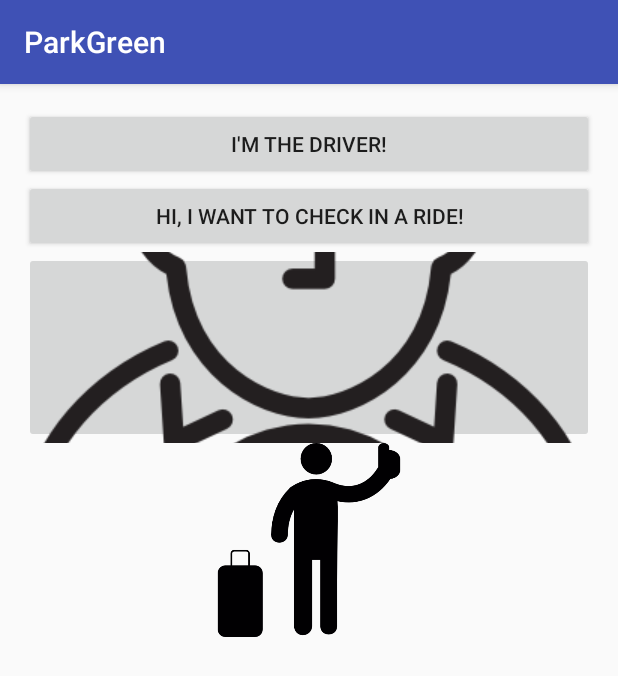
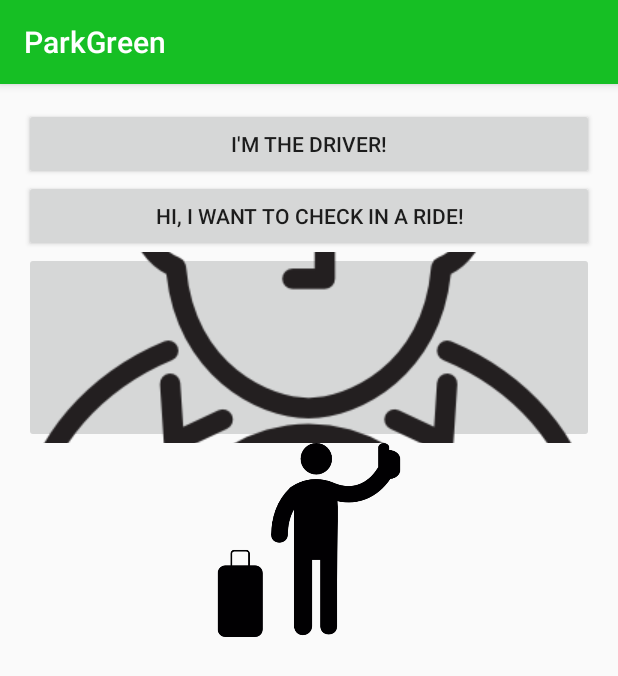
Before and after one commit to Koerner/Share2Park, an Android app: the screen it shows after launch (MainActivity), on a phone screen of 412 x 824 dp. Shown: the top 676 px of the screen. Run offline under Robolectric (Android 15) with nearby library versions, the phone set to English and light mode, and no system bars.

Commit message:
updated colours to green

```diff
--- a/ParkGreen/app/src/main/res/values/colors.xml
+++ b/ParkGreen/app/src/main/res/values/colors.xml
@@ -1,6 +1,6 @@
 <?xml version="1.0" encoding="utf-8"?>
 <resources>
-    <color name="colorPrimary">#3F51B5</color>
-    <color name="colorPrimaryDark">#303F9F</color>
-    <color name="colorAccent">#FF4081</color>
+    <color name="colorPrimary">#16BF24</color>
+    <color name="colorPrimaryDark">#167F1E</color>
+    <color name="colorAccent">#B20844</color>
 </resources>
```
